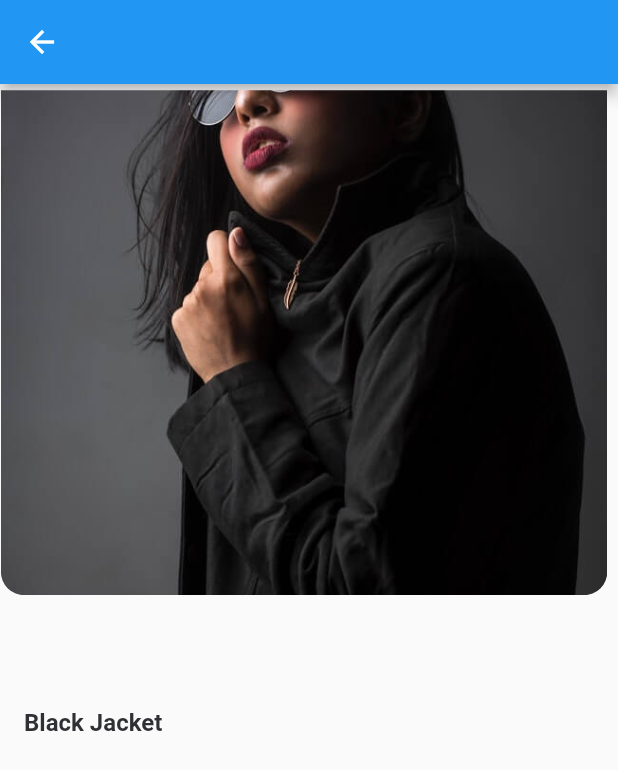
After one commit to abdullah017/flutter-custom-widgets, a Flutter app: the AnimationHeroWidget screen opened directly, after a tap on "Black Jacket", on a phone screen of 412 x 824 dp. The commit adds this screen. Shown: the top 770 px of the screen. Run offline on Flutter 3.47's test engine with Material 2 defaults, Android fonts, the phone set to English and light mode, and no system bars; our stand-ins replace nb_utils.

Commit message:
Custom hero widget added. Assets added.

```diff
--- a/lib/main.dart
+++ b/lib/main.dart
@@ -3,6 +3,7 @@ import 'package:reusable_widgets/widgets/buttons/cupertino_switch_button.dart';
 import 'package:reusable_widgets/widgets/buttons/custom_outline_textbutton.dart';
 import 'package:reusable_widgets/widgets/count_picker.dart';
 
+import 'widgets/animation/animation_hero_widget.dart';
 import 'widgets/buttons/custom_gradient_elevatedbutton.dart';
 import 'widgets/buttons/custom_toggle_button.dart';
 import 'widgets/buttons/dropdown_button.dart';
@@ -91,6 +92,12 @@ class _MyReusableWidgetViewState extends State<MyReusableWidgetView> {
                   child: Padding(
                       padding: const EdgeInsets.only(top: 18.0),
                       child: buildCountPicker())),
+              SliverToBoxAdapter(
+
+                  ///[CountPicker Area!]
+                  child: Padding(
+                      padding: const EdgeInsets.only(top: 18.0),
+                      child: buildHeroWidgetScreen())),
             ],
           ),
         ),
@@ -178,6 +185,18 @@ class _MyReusableWidgetViewState extends State<MyReusableWidgetView> {
     return const CountPicker();
   }
 
+  CustomOutlineTextButton buildHeroWidgetScreen() {
+    return CustomOutlineTextButton(
+      buttonText: 'GO TO HERO WİDGET SCREEN',
+      onPressed: () {
+        Navigator.push(
+            context,
+            MaterialPageRoute(
+                builder: (context) => const AnimationHeroWidget()));
+      },
+    );
+  }
+
   ///[TOGGLE BUTTON TAB CHANGE FUNCTION]
   tabChange(int newIndex) {
     for (int index = 0; index < toggleButtonItemsSelected.length; index++) {
--- /dev/null
+++ b/lib/widgets/animation/animation_hero_widget.dart
@@ -0,0 +1,194 @@
+// ignore_for_file: library_private_types_in_public_api
+
+import 'package:flutter/material.dart';
+import 'package:nb_utils/nb_utils.dart';
+
+class AnimationHeroWidget extends StatefulWidget {
+  const AnimationHeroWidget({super.key});
+
+  @override
+  AnimationHeroWidgetState createState() => AnimationHeroWidgetState();
+}
+
+class AnimationHeroWidgetState extends State<AnimationHeroWidget> {
+  late List<ItemModel> mListing;
+
+  @override
+  void initState() {
+    super.initState();
+    init();
+  }
+
+  init() async {
+    mListing = getData();
+  }
+
+  @override
+  void setState(fn) {
+    if (mounted) super.setState(fn);
+  }
+
+  @override
+  Widget build(BuildContext context) {
+    double cardWidth = context.width() / 2;
+    double cardHeight = context.height() / 3.5;
+
+    return SafeArea(
+      child: Scaffold(
+        appBar: AppBar(),
+        backgroundColor: context.scaffoldBackgroundColor,
+        body: GridView.builder(
+          scrollDirection: Axis.vertical,
+          itemCount: mListing.length,
+          padding: const EdgeInsets.all(16),
+          shrinkWrap: true,
+          gridDelegate: SliverGridDelegateWithFixedCrossAxisCount(
+              crossAxisCount: 2,
+              crossAxisSpacing: 16,
+              mainAxisSpacing: 16,
+              childAspectRatio: cardWidth / cardHeight),
+          itemBuilder: (context, index) => Product(mListing[index], index),
+        ),
+      ),
+    );
+  }
+}
+
+// ignore: must_be_immutable
+class Product extends StatelessWidget {
+  late ItemModel model;
+
+  Product(this.model, int pos, {super.key});
+
+  @override
+  Widget build(BuildContext context) {
+    return GestureDetector(
+      onTap: () {
+        Navigator.push(
+            context,
+            PageRouteBuilder(
+                transitionDuration: const Duration(seconds: 2), // HERO DURATION
+                pageBuilder: (_, __, ___) => DetailScreen(
+                      name: model.name,
+                      image: model.img,
+                    )));
+      },
+      child: Column(
+        crossAxisAlignment: CrossAxisAlignment.start,
+        mainAxisSize: MainAxisSize.min,
+        children: <Widget>[
+          Hero(
+            tag: model.img,
+            child: ClipRRect(
+              borderRadius: BorderRadius.circular(12.0),
+              child: Image.asset(
+                model.img,
+                fit: BoxFit.cover,
+                height: context.height() / 6,
+                width: MediaQuery.of(context).size.width,
+              ),
+            ),
+          ),
+          const SizedBox(height: 4),
+          Padding(
+            padding: const EdgeInsets.only(left: 4, right: 4),
+            child: Row(
+              crossAxisAlignment: CrossAxisAlignment.start,
+              mainAxisAlignment: MainAxisAlignment.spaceBetween,
+              children: <Widget>[
+                Text(model.name, style: primaryTextStyle(color: Colors.red)),
+              ],
+            ),
+          )
+        ],
+      ),
+    );
+  }
+}
+
+class ItemModel {
+  var name = "";
+  var img = "";
+}
+
+List<ItemModel> getData() {
+  List<ItemModel> popularArrayList = [];
+  ItemModel item1 = ItemModel();
+  item1.img = 'assets/images/ic_item3.jpg';
+  item1.name = "Black Jacket";
+
+  ItemModel item2 = ItemModel();
+  item2.img = 'assets/images/ic_item1.jpg';
+  item2.name = "Denim Jacket";
+
+  ItemModel item3 = ItemModel();
+  item3.img = 'assets/images/ic_item2.jpg';
+  item3.name = "Blazer";
+
+  ItemModel item4 = ItemModel();
+  item4.img = 'assets/images/ic_item4.jpg';
+  item4.name = "T-shirt";
+
+  ItemModel item5 = ItemModel();
+  item5.img = 'assets/images/ic_item5.jpg';
+  item5.name = "Sunglasses";
+
+  ItemModel item6 = ItemModel();
+  item6.img = 'assets/images/ic_item6.jpg';
+  item6.name = "Shirt";
+
+  popularArrayList.add(item1);
+  popularArrayList.add(item2);
+  popularArrayList.add(item3);
+  popularArrayList.add(item4);
+  popularArrayList.add(item5);
+  popularArrayList.add(item6);
+
+  return popularArrayList;
+}
+
+class DetailScreen extends StatefulWidget {
+  const DetailScreen({super.key, this.name, this.image});
+
+  final String? name;
+  final String? image;
+
+  @override
+  _DetailScreenState createState() => _DetailScreenState();
+}
+
+class _DetailScreenState extends State<DetailScreen> {
+  @override
+  Widget build(BuildContext context) {
+    return SafeArea(
+      child: Scaffold(
+        appBar: AppBar(),
+        body: SingleChildScrollView(
+          child: Column(
+            crossAxisAlignment: CrossAxisAlignment.start,
+            children: <Widget>[
+              Hero(
+                tag: widget.image!,
+                child: ClipRRect(
+                  borderRadius: const BorderRadius.only(
+                      bottomLeft: Radius.circular(16),
+                      bottomRight: Radius.circular(16)),
+                  child: Image.asset(
+                    widget.image!,
+                    fit: BoxFit.cover,
+                    height: 400,
+                    width: MediaQuery.of(context).size.width,
+                  ),
+                ),
+              ),
+              16.height,
+              Text(widget.name!, style: boldTextStyle()).paddingOnly(left: 16),
+              16.height,
+              // Text(text, style: primaryTextStyle()).paddingAll(8)
+            ],
+          ),
+        ),
+      ),
+    );
+  }
+}
--- a/lib/widgets/buttons/dropdown_button.dart
+++ b/lib/widgets/buttons/dropdown_button.dart
@@ -1,3 +1,4 @@
+import 'package:flutter/foundation.dart';
 import 'package:flutter/material.dart';
 
 class CustomDropdownButtonFormField extends StatelessWidget {
@@ -74,7 +75,9 @@ class CustomDropdownButtonFormField extends StatelessWidget {
         validator: validator,
         value: value,
         onChanged: (value) {
-          print(value);
+          if (kDebugMode) {
+            print(value);
+          }
         },
         onSaved: (value) {},
         items: items,
@@ -82,14 +85,3 @@ class CustomDropdownButtonFormField extends StatelessWidget {
     );
   }
 }
-
-
-// controller.listOfValue.map((String val) {
-//         return DropdownMenuItem(
-//           value: val,
-//           child: Text(
-//             val,
-//             style: AppTextStyle().getSfProDisplayMedium(Colors.black),
-//           ),
-//         );
-//       }).toList(),
--- a/pubspec.yaml
+++ b/pubspec.yaml
@@ -36,6 +36,7 @@ dependencies:
   # The following adds the Cupertino Icons font to your application.
   # Use with the CupertinoIcons class for iOS style icons.
   cupertino_icons: ^1.0.2
+  nb_utils: ^5.0.5
 
 dev_dependencies:
   flutter_test:
@@ -60,8 +61,8 @@ flutter:
   uses-material-design: true
 
   # To add assets to your application, add an assets section, like this:
-  # assets:
-  #   - images/a_dot_burr.jpeg
+  assets:
+    - assets/images/
   #   - images/a_dot_ham.jpeg
 
   # An image asset can refer to one or more resolution-specific "variants", see
```
Also changed, not shown: assets/images/ic_item1.jpg (added), assets/images/ic_item2.jpg (added), assets/images/ic_item3.jpg (added), assets/images/ic_item4.jpg (added), assets/images/ic_item5.jpg (added), assets/images/ic_item6.jpg (added), assets/images/ic_item7.jpg (added), assets/images/ic_item8.jpg (added), 7 other files.
